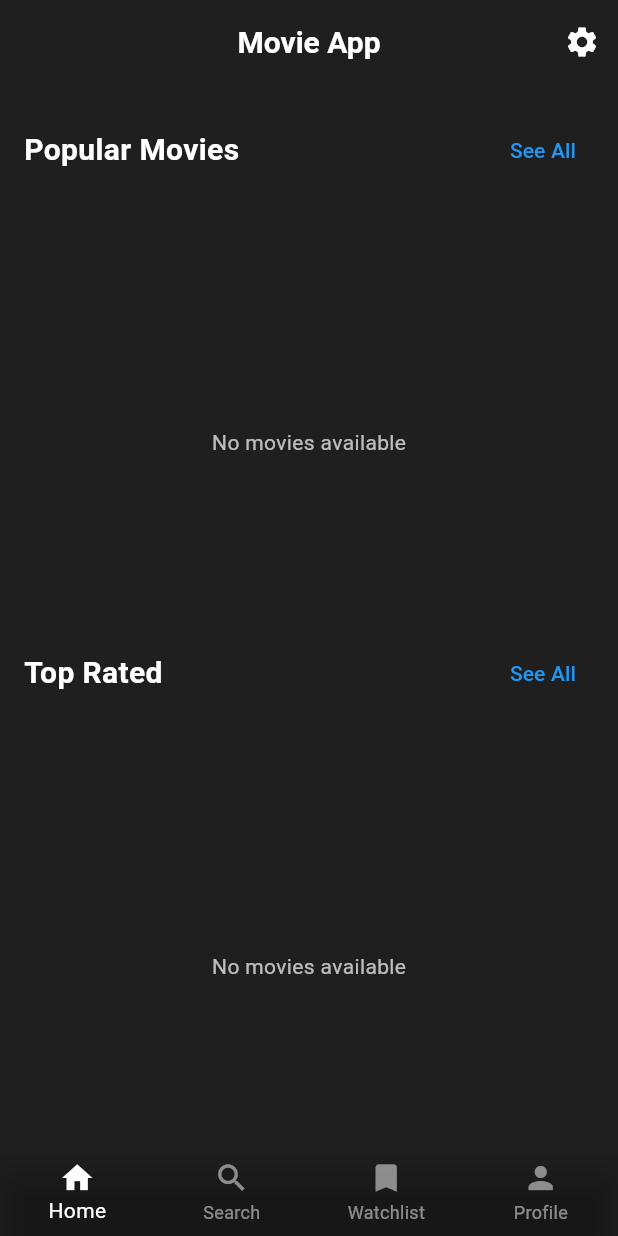
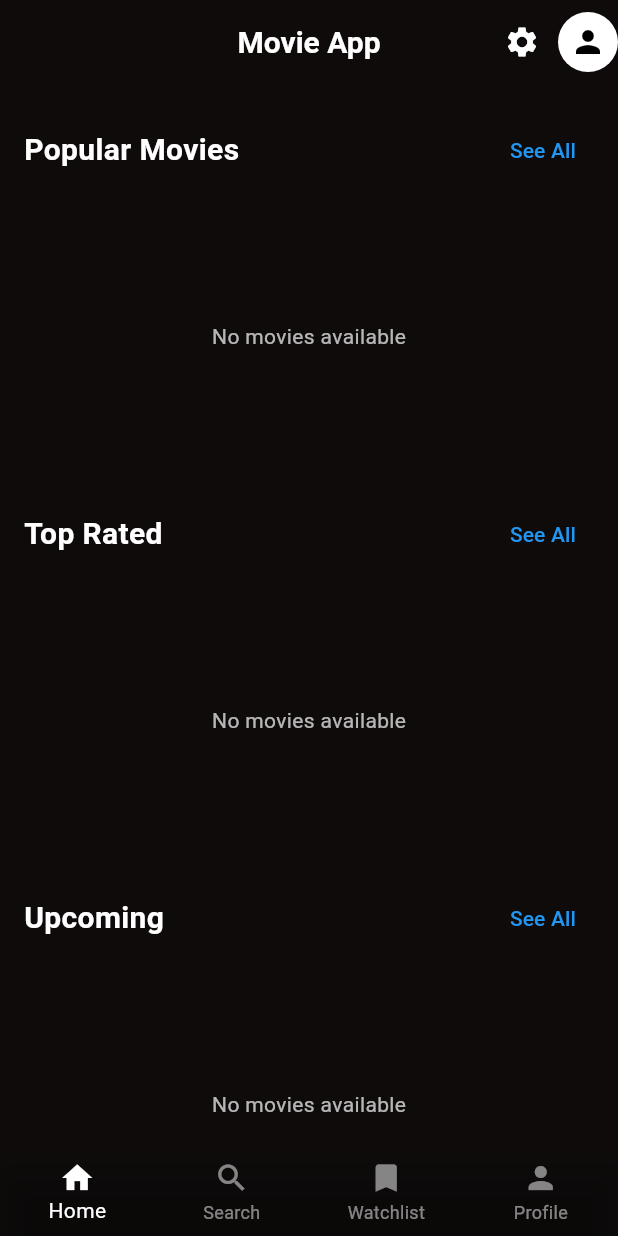
Before and after one commit to AndersonCorreya/movie_application, a Flutter app: the screen it shows after launch, on a phone screen of 412 x 824 dp. Run offline on Flutter 3.47's test engine with Material 3 defaults, Android fonts, the phone set to English and light mode, and no system bars; our stand-ins replace cached_network_image; network calls fail.

Commit message:
fixed overflow issues

```diff
--- a/lib/View/home_page.dart
+++ b/lib/View/home_page.dart
@@ -69,6 +69,10 @@ class _MovieHomePageState extends State<MovieHomePage> {
             },
             icon: const Icon(Icons.settings, color: Colors.white),
           ),
+          CircleAvatar(
+            backgroundColor: Colors.white,
+            child: Icon(Icons.person, color: Colors.black),
+          ),
         ],
       ),
       body: IndexedStack(
@@ -103,7 +107,7 @@ class _MovieHomePageState extends State<MovieHomePage> {
                 );
               },
             ),
-            const SizedBox(height: 20),
+            const SizedBox(height: 8),
             // Top Rated Movies Section
             Consumer<MovieProvider>(
               builder: (context, provider, child) {
@@ -117,7 +121,7 @@ class _MovieHomePageState extends State<MovieHomePage> {
                 );
               },
             ),
-            const SizedBox(height: 20),
+            const SizedBox(height: 8),
             // Upcoming Movies Section
             Consumer<MovieProvider>(
               builder: (context, provider, child) {
@@ -131,7 +135,7 @@ class _MovieHomePageState extends State<MovieHomePage> {
                 );
               },
             ),
-            const SizedBox(height: 20),
+            const SizedBox(height: 8),
           ],
         ),
       ),
--- a/lib/View/widgets/movie_list.dart
+++ b/lib/View/widgets/movie_list.dart
@@ -24,6 +24,7 @@ class MovieList extends StatelessWidget {
     return Column(
       crossAxisAlignment: CrossAxisAlignment.start,
       children: [
+        if (title.isNotEmpty) ...[
           Padding(
             padding: const EdgeInsets.symmetric(horizontal: 16),
             child: Text(
@@ -31,12 +32,14 @@ class MovieList extends StatelessWidget {
               style: const TextStyle(
                 color: Colors.white,
                 fontFamily: 'OpenSans',
-              fontSize: 20,
+                fontSize: 12,
                 fontWeight: FontWeight.bold,
               ),
+              maxLines: 2,
             ),
           ),
           const SizedBox(height: 16),
+        ],
         SizedBox(
           height: showRating ? 220 : 200,
           child:
--- a/lib/View/widgets/movie_poster_card.dart
+++ b/lib/View/widgets/movie_poster_card.dart
@@ -90,15 +90,18 @@ class MoviePosterCard extends StatelessWidget {
 
               // Movie title
               if (showTitle)
-                Text(
+                Flexible(
+                  child: Text(
                     movie.title,
                     style: const TextStyle(
                       color: Colors.white,
-                    fontSize: 14,
+                      fontSize: 12,
                       fontWeight: FontWeight.w600,
                     ),
                     maxLines: 2,
                     overflow: TextOverflow.ellipsis,
+                    softWrap: true,
+                  ),
                 ),
 
               // Rating
--- a/lib/View/widgets/movie_section.dart
+++ b/lib/View/widgets/movie_section.dart
@@ -45,12 +45,12 @@ class MovieSection extends StatelessWidget {
             ],
           ),
         ),
-        const SizedBox(height: 16),
+
         MovieList(
           movies: movies,
           title: '',
           isLoading: isLoading,
-          showRating: true,
+          showRating: false,
           onMovieTap: (movie) {
             // Navigate to movie details page
             // Navigator.push(context, MaterialPageRoute(
--- a/lib/ViewModel/movie_provider.dart
+++ b/lib/ViewModel/movie_provider.dart
@@ -33,7 +33,7 @@ class MovieProvider extends ChangeNotifier {
   String get errorMessage => _errorMessage;
 
   // Replace with your actual API key
-  final String _apiKey = 'YOUR_TMDB_API_KEY';
+  final String _apiKey = 'b0ef6658940e112228613dffb70d5996';
   final String _baseUrl = 'https://api.themoviedb.org/3';
 
   // Fetch popular movies
--- a/lib/core/theme/theme.dart
+++ b/lib/core/theme/theme.dart
@@ -1,6 +1,6 @@
 import 'package:flutter/material.dart';
 
 //DARK THEME
-Color scaffoldColor = Color(0xFF1F1F1F);
+Color scaffoldColor = Color.fromARGB(255, 15, 11, 11);
 Color primaryColor = Color(0xFFE50914);
 Color secondaryColor = Color(0xFFBB86FC);
```
Lines whose indentation alone changed are shown as unchanged.
